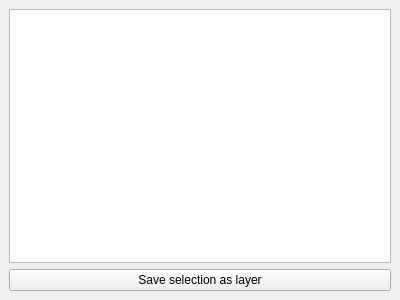
This is cloudclean/src/gui/layerlistview.ui in seasonsfx/Masters as Qt 5 draws it before an edit. The edited form follows.
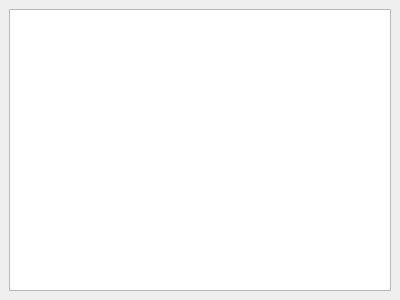
This is the edited form.

Diff of the .ui file:
```diff
--- a/cloudclean/src/gui/layerlistview.ui
+++ b/cloudclean/src/gui/layerlistview.ui
@@ -38,15 +38,7 @@
      </widget>
     </item>
     <item>
-     <layout class="QHBoxLayout" name="horizontalLayout">
-      <item>
-       <widget class="QPushButton" name="saveSelectionBtn">
-        <property name="text">
-         <string>Save selection as layer</string>
-        </property>
-       </widget>
-      </item>
-     </layout>
+     <layout class="QHBoxLayout" name="horizontalLayout"/>
     </item>
    </layout>
   </widget>
```
